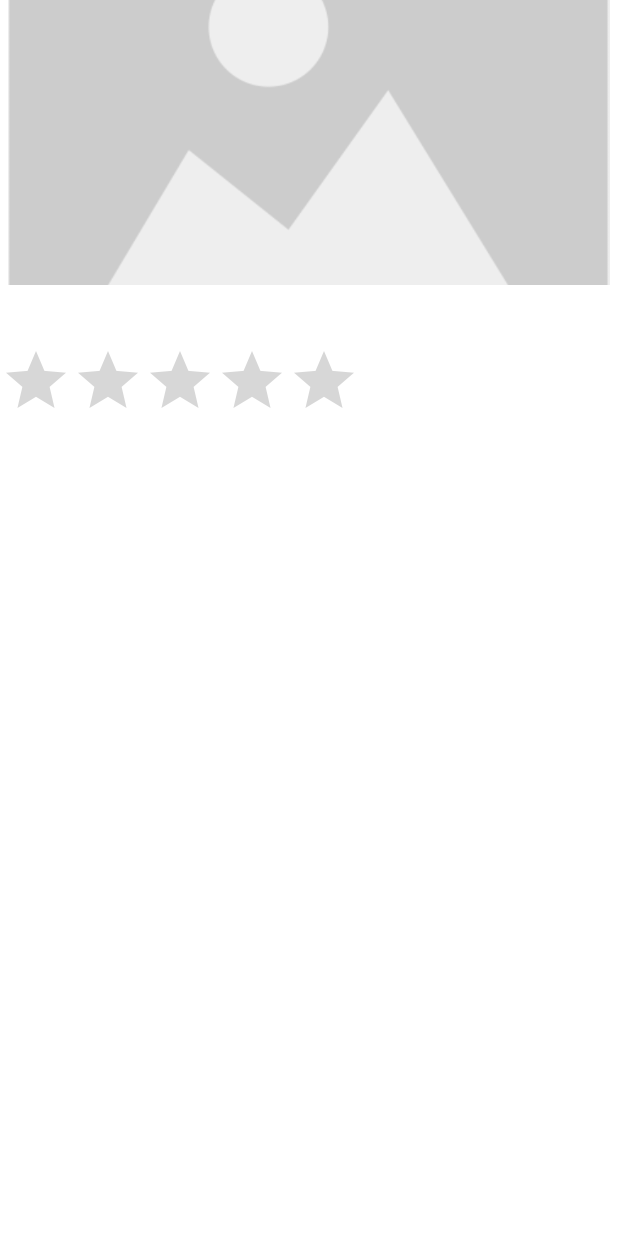
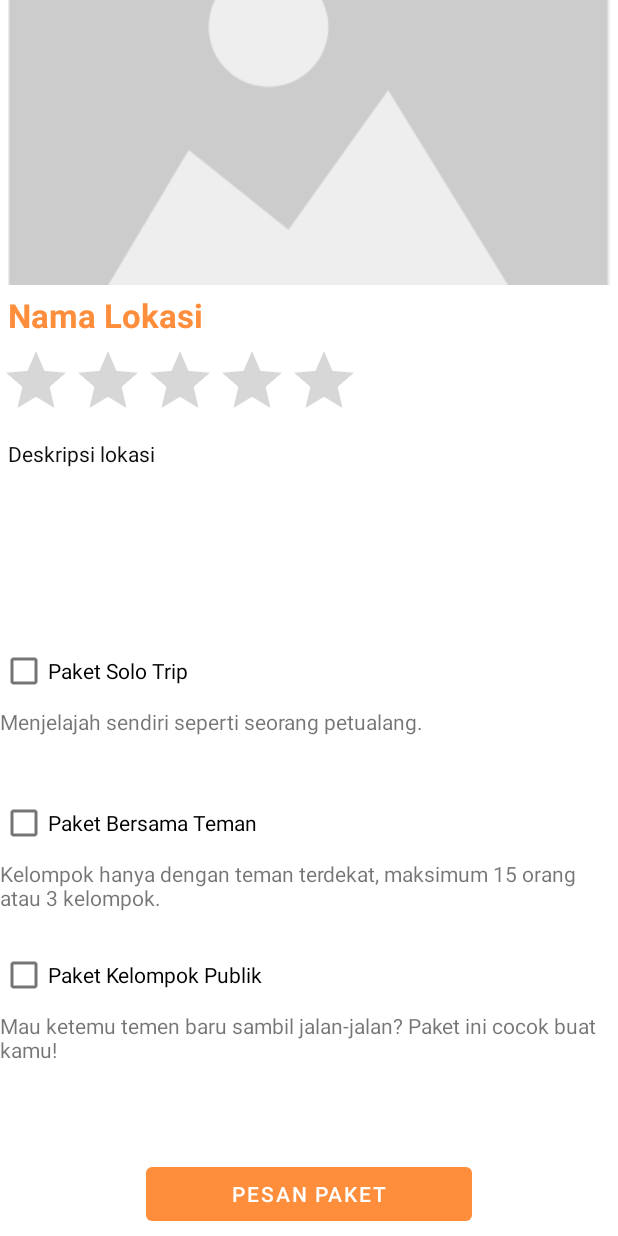
Before and after one commit to Fr00kiez/Solaris, an Android app: the Detail_lokasi screen opened directly, with no data from a screen before it, on a phone screen of 412 x 824 dp. Run offline under Robolectric (Android 15) with nearby library versions, the phone set to English and light mode, and no system bars; our stand-ins replace Picasso.

Commit message:
Description Content

```diff
--- a/app/build.gradle
+++ b/app/build.gradle
@@ -62,6 +62,7 @@ dependencies {
     implementation 'com.google.android.gms:play-services-maps:17.0.0'
     implementation 'com.google.firebase:firebase-database:19.5.1'
     implementation 'com.google.firebase:firebase-messaging:21.0.0'
+    implementation 'com.google.firebase:firebase-analytics:18.0.0'
     testImplementation 'junit:junit:4.+'
     androidTestImplementation 'androidx.test.ext:junit:1.1.2'
     androidTestImplementation 'androidx.test.espresso:espresso-core:3.3.0'
--- a/app/src/main/AndroidManifest.xml
+++ b/app/src/main/AndroidManifest.xml
@@ -8,6 +8,7 @@
     <uses-permission android:name="android.permission.BLUETOOTH_ADMIN"/>
     <uses-permission android:name="android.permission.CAMERA"/>
     <uses-permission android:name="android.permission.ACCESS_WIFI_STATE"/>
+    <uses-permission android:name="android.permission.CHANGE_WIFI_STATE"/>
     <uses-permission android:name="android.permission.READ_CONTACTS"/>
 
     <uses-feature android:name="android.hardware.camera"
@@ -32,8 +33,6 @@
         <activity android:name=".Splash"></activity>
         <activity android:name=".Login"/>
         <activity android:name=".Signup"/>
-        <activity android:name=".populer"/>
-        <activity android:name=".Jalan"/>
         <activity android:name=".Lokasi_terdekat"/>
         <activity android:name=".Setting_menu"/>
         <activity android:name=".Detail_lokasi"/>
--- a/app/src/main/java/com/example/solaris/Detail_lokasi.java
+++ b/app/src/main/java/com/example/solaris/Detail_lokasi.java
@@ -1,46 +1,69 @@
 package com.example.solaris;
 
-import android.content.Intent;
 import android.os.Bundle;
+import android.view.View;
+import android.widget.Button;
+import android.widget.CheckBox;
 import android.widget.ImageView;
 import android.widget.TextView;
+import android.widget.Toast;
 
 import androidx.appcompat.app.AppCompatActivity;
 
 import com.squareup.picasso.Picasso;
 
 public class Detail_lokasi extends AppCompatActivity {
-    TextView nameDetailTextView,descriptionDetailTextView,dateDetailTextView,categoryDetailTextView;
-    ImageView teacherDetailImageView;
+    TextView detailNama,deskripsi_tempat;
+    ImageView gambar_lokasi;
+    CheckBox solo_adven, grupPrifat, grupPublik;
+    Button pesan_paket;
 
     private void initializeWidgets(){
-        nameDetailTextView= findViewById(R.id.nameDetailTextView);
-        descriptionDetailTextView= findViewById(R.id.descriptionDetailTextView);
-        teacherDetailImageView=findViewById(R.id.articleimg2);
+        detailNama= findViewById(R.id.detailNama);
+        deskripsi_tempat= findViewById(R.id.deskripsi);
+        gambar_lokasi=findViewById(R.id.articleimg2);
     }
 
     @Override
     protected void onCreate(Bundle savedInstanceState) {
         super.onCreate(savedInstanceState);
         setContentView(R.layout.places_ly);
+        solo_adven=(CheckBox) findViewById(R.id.solo);
+        grupPrifat=(CheckBox) findViewById(R.id.grupPrifat);
+        grupPublik=(CheckBox) findViewById(R.id.grupPublik);
+        pesan_paket=(Button) findViewById(R.id.pesan_paket);
 
         initializeWidgets();
 
-        //RECEIVE DATA FROM ITEMSACTIVITY VIA INTENT
-        Intent i=this.getIntent();
-        String name=i.getExtras().getString("NAME_KEY");
-        String description=i.getExtras().getString("DESCRIPTION_KEY");
-        String imageURL=i.getExtras().getString("IMAGE_KEY");
-
-        //SET RECEIVED DATA TO TEXTVIEWS AND IMAGEVIEWS
-        nameDetailTextView.setText(name);
-        descriptionDetailTextView.setText(description);
-        Picasso.get()
-                .load(imageURL)
-                .placeholder(R.drawable.default_img)
-                .fit()
-                .centerCrop()
-                .into(teacherDetailImageView);
+        Bundle bundle = getIntent().getExtras();
+        if (bundle != null){
+            detailNama.setText(""+bundle.getString("articleName"));
+            deskripsi_tempat.setText(""+bundle.getString("description"));
+            Picasso.get()
+                    .load(bundle.getString("imageUrl"))
+                    .placeholder(R.drawable.default_img)
+                    .fit()
+                    .centerCrop()
+                    .into(gambar_lokasi);
+        }
 
     }
+
+    public void onClick(View view){
+        if(solo_adven.isChecked()==true && grupPrifat.isChecked()==true && grupPublik.isChecked()==true){
+            Toast.makeText(Detail_lokasi.this, "Pilih Satu Paket Saja", Toast.LENGTH_SHORT).show();
+        } else if (solo_adven.isChecked()==true && grupPrifat.isChecked()==true){
+            Toast.makeText(Detail_lokasi.this, "Pilih Satu Paket Saja", Toast.LENGTH_SHORT).show();
+        } else if(grupPrifat.isChecked()==true && grupPublik.isChecked()==true){
+            Toast.makeText(Detail_lokasi.this, "Pilih Satu Paket Saja", Toast.LENGTH_SHORT).show();
+        } else if(grupPublik.isChecked()==true && solo_adven.isChecked()==true){
+            Toast.makeText(Detail_lokasi.this, "Pilih Satu Paket Saja", Toast.LENGTH_SHORT).show();
+        }else if(solo_adven.isChecked()==true){
+            Toast.makeText(Detail_lokasi.this, "Kamu Berhasil Memesan Paket Solo", Toast.LENGTH_LONG).show();
+        } else if(grupPublik.isChecked()==true){
+            Toast.makeText(Detail_lokasi.this, "Kamu Berhasil Memesan Paket Grup Publik", Toast.LENGTH_LONG).show();
+        }else if(grupPrifat.isChecked()==true){
+            Toast.makeText(Detail_lokasi.this, "Kamu Berhasil Memesan Paket Grub Privat", Toast.LENGTH_LONG).show();
+        }
+    }
 }
--- a/app/src/main/java/com/example/solaris/Jalan.java
+++ /dev/null
@@ -1,6 +0,0 @@
-package com.example.solaris;
-
-import android.app.Activity;
-
-public class Jalan extends Activity {
-}
--- a/app/src/main/java/com/example/solaris/populer.java
+++ /dev/null
@@ -1,6 +0,0 @@
-package com.example.solaris;
-
-import android.app.Activity;
-
-public class populer extends Activity {
-}
--- a/app/src/main/res/layout/card_ly.xml
+++ b/app/src/main/res/layout/card_ly.xml
@@ -9,10 +9,8 @@
         android:id="@+id/cardView"
         android:layout_width="422dp"
         android:layout_height="240dp"
-        android:clickable="true"
         android:elevation="5dp"
         android:foreground="?android:attr/selectableItemBackground"
-        android:onClick="kartu_klik"
         app:cardBackgroundColor="@android:color/white"
         app:cardCornerRadius="10dp"
         app:cardPreventCornerOverlap="true"
--- a/app/src/main/res/layout/go_ly.xml
+++ /dev/null
@@ -1,6 +0,0 @@
-<?xml version="1.0" encoding="utf-8"?>
-<androidx.constraintlayout.widget.ConstraintLayout
-    xmlns:android="http://schemas.android.com/apk/res/android" android:layout_width="match_parent"
-    android:layout_height="match_parent">
-
-</androidx.constraintlayout.widget.ConstraintLayout>
--- a/app/src/main/res/layout/places_ly.xml
+++ b/app/src/main/res/layout/places_ly.xml
@@ -23,12 +23,12 @@
 
             <LinearLayout
                 android:layout_width="match_parent"
-                android:layout_height="wrap_content"
+                android:layout_height="582dp"
                 android:orientation="vertical">
 
                 <TextView
-                    android:id="@+id/nameDetailTextView"
-                    android:layout_width="wrap_content"
+                    android:id="@+id/detailNama"
+                    android:layout_width="198dp"
                     android:layout_height="wrap_content"
                     android:maxLines="1"
                     android:padding="5dp"
@@ -43,16 +43,62 @@
                     android:layout_height="wrap_content" />
 
                 <TextView
-                    android:id="@+id/descriptionDetailTextView"
-                    android:layout_width="wrap_content"
-                    android:layout_height="wrap_content"
+                    android:id="@+id/deskripsi"
+                    android:layout_width="match_parent"
+                    android:layout_height="136dp"
                     android:minLines="4"
                     android:padding="5dp"
                     android:text="Deskripsi lokasi"
                     android:textAppearance="?android:attr/textAppearanceSmall"
                     android:textColor="#0f0f0f" />
 
+                <CheckBox
+                    android:id="@+id/solo"
+                    android:layout_width="match_parent"
+                    android:layout_height="wrap_content"
+                    android:text="Paket Solo Trip" />
+
+                <TextView
+                    android:id="@+id/textView"
+                    android:layout_width="match_parent"
+                    android:layout_height="53dp"
+                    android:text="Menjelajah sendiri seperti seorang petualang." />
+
+                <CheckBox
+                    android:id="@+id/grupPrifat"
+                    android:layout_width="match_parent"
+                    android:layout_height="wrap_content"
+                    android:text="Paket Bersama Teman" />
+
+                <TextView
+                    android:id="@+id/textView2"
+                    android:layout_width="match_parent"
+                    android:layout_height="53dp"
+                    android:text="Kelompok hanya dengan teman terdekat, maksimum 15 orang atau 3 kelompok." />
+
+                <CheckBox
+                    android:id="@+id/grupPublik"
+                    android:layout_width="match_parent"
+                    android:layout_height="wrap_content"
+                    android:text="Paket Kelompok Publik" />
+
+                <TextView
+                    android:id="@+id/textView3"
+                    android:layout_width="match_parent"
+                    android:layout_height="53dp"
+                    android:text="Mau ketemu temen baru sambil jalan-jalan? Paket ini cocok buat kamu!" />
+
             </LinearLayout>
+
+            <Button
+                android:id="@+id/pesan_paket"
+                android:layout_width="217dp"
+                android:layout_height="wrap_content"
+                android:layout_gravity="center"
+                android:gravity="center"
+                android:text="Pesan Paket"
+                android:onClick="onClick"/>
+
         </LinearLayout>
     </ScrollView>
 
```
Also changed, not shown: app/src/main/java/com/example/solaris/ArticleAdapter.java (+17 -7 lines), app/src/main/java/com/example/solaris/ArticleList.java (+7 -1 lines), app/src/main/java/com/example/solaris/Setting_menu.java (+33 -7 lines), app/src/main/java/com/example/solaris/main_menu.java (+7 -19 lines), app/src/main/res/layout/main_menu_ly.xml (+8 -16 lines), app/src/main/res/drawable/bg2.jpg, app/src/main/res/drawable/go.png.
